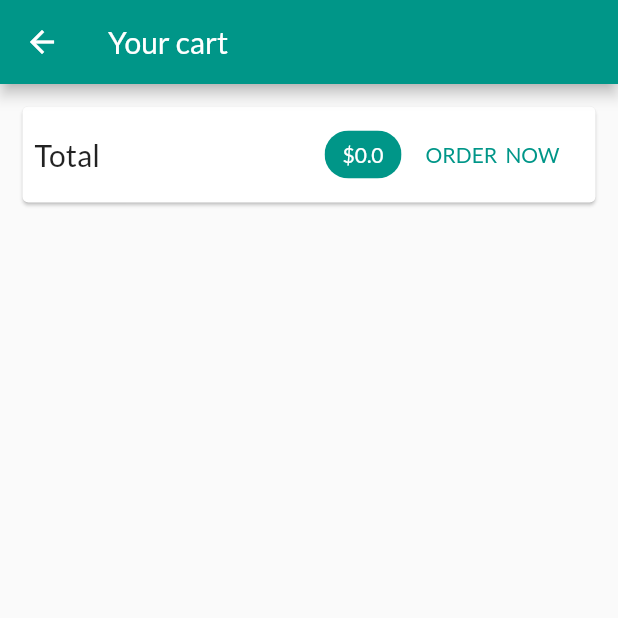
After one commit to santiracca/flutter_shop_app, a Flutter app: the CartScreen screen opened by its route, after a tap on an icon or button, on a phone screen of 412 x 824 dp, the top half of it. The commit adds this screen. Run offline on Flutter 3.47's test engine with Material 2 defaults, Android fonts, the phone set to English and light mode, and no system bars; network calls fail.

Commit message:
Add Orders Providers

```diff
--- a/lib/main.dart
+++ b/lib/main.dart
@@ -1,5 +1,7 @@
 import 'package:flutter/material.dart';
 import 'package:provider/provider.dart';
+import './providers/orders.dart';
+import './screens/cart_screen.dart';
 import './screens/products_overview_screen.dart';
 import './screens/product_detail_screen.dart';
 import './providers/products_provider.dart';
@@ -17,6 +19,9 @@ class MyApp extends StatelessWidget {
         ),
         ChangeNotifierProvider.value(
           value: Cart(),
+        ),
+        ChangeNotifierProvider.value(
+          value: Orders(),
         )
       ],
       child: MaterialApp(
@@ -29,6 +34,7 @@ class MyApp extends StatelessWidget {
         home: ProductOverviewScreen(),
         routes: {
           ProductDetailScreen.routeName: (ctx) => ProductDetailScreen(),
+          CartScreen.routeName: (ctx) => CartScreen(),
         },
       ),
     );
--- a/lib/providers/cart_provider.dart
+++ b/lib/providers/cart_provider.dart
@@ -17,11 +17,19 @@ class Cart with ChangeNotifier {
   Map<String, CartItem> _items = {};
 
   Map<String, CartItem> get items {
-    return {...items};
+    return {..._items};
   }
 
   int get itemCount {
     return _items.length;
+  }
+
+  double get totalAmount {
+    var total = 0.0;
+    _items.forEach((key, cartItem) {
+      total += cartItem.price * cartItem.quantity;
+    });
+    return total;
   }
 
   void addItem(String productId, double price, String title) {
@@ -48,4 +56,14 @@ class Cart with ChangeNotifier {
     }
     notifyListeners();
   }
+
+  void removeItem(String productId) {
+    _items.remove(productId);
+    notifyListeners();
+  }
+
+  void clear() {
+    _items = {};
+    notifyListeners();
+  }
 }
--- /dev/null
+++ b/lib/providers/orders.dart
@@ -0,0 +1,35 @@
+import 'package:flutter/foundation.dart';
+import 'package:shop_app/providers/cart_provider.dart';
+
+class OrderItem {
+  final String id;
+  final double amount;
+  final List<CartItem> products;
+  final DateTime dateTime;
+
+  OrderItem(
+      {@required this.id,
+      @required this.amount,
+      @required this.products,
+      @required this.dateTime});
+}
+
+class Orders with ChangeNotifier {
+  List<OrderItem> _orders = [];
+
+  List<OrderItem> get orders {
+    return [..._orders];
+  }
+
+  void addOrder(List<CartItem> cartProducts, double total) {
+    _orders.insert(
+      0,
+      OrderItem(
+          id: DateTime.now().toString(),
+          amount: total,
+          products: cartProducts,
+          dateTime: DateTime.now()),
+    );
+    notifyListeners();
+  }
+}
--- /dev/null
+++ b/lib/screens/cart_screen.dart
@@ -0,0 +1,68 @@
+import 'package:flutter/material.dart';
+import 'package:provider/provider.dart';
+import '../providers/cart_provider.dart' show Cart;
+import '../widgets/cart_item.dart';
+import '../providers/orders.dart';
+
+class CartScreen extends StatelessWidget {
+  static const routeName = '/cart';
+  @override
+  Widget build(BuildContext context) {
+    final cart = Provider.of<Cart>(context);
+
+    return Scaffold(
+      appBar: AppBar(
+        title: Text('Your cart'),
+      ),
+      body: Column(
+        children: [
+          Card(
+            margin: EdgeInsets.all(15),
+            child: Padding(
+              padding: EdgeInsets.all(8),
+              child: Row(
+                mainAxisAlignment: MainAxisAlignment.spaceBetween,
+                children: [
+                  Text(
+                    'Total',
+                    style: TextStyle(fontSize: 20),
+                  ),
+                  Spacer(),
+                  Chip(
+                    label: Text(
+                      '\$${cart.totalAmount}',
+                      style: TextStyle(color: Colors.white),
+                    ),
+                    backgroundColor: Theme.of(context).primaryColor,
+                  ),
+                  FlatButton(
+                      child: Text(
+                        'ORDER  NOW',
+                      ),
+                      textColor: Theme.of(context).primaryColor,
+                      onPressed: () {
+                        Provider.of<Orders>(context, listen: false).addOrder(
+                            cart.items.values.toList(), cart.totalAmount);
+                        cart.clear();
+                      })
+                ],
+              ),
+            ),
+          ),
+          SizedBox(height: 20),
+          Expanded(
+            child: ListView.builder(
+              itemCount: cart.items.length,
+              itemBuilder: (ctx, i) => CartItem(
+                  cart.items.values.toList()[i].id,
+                  cart.items.keys.toList()[i],
+                  cart.items.values.toList()[i].price,
+                  cart.items.values.toList()[i].quantity,
+                  cart.items.values.toList()[i].title),
+            ),
+          )
+        ],
+      ),
+    );
+  }
+}
--- a/lib/screens/products_overview_screen.dart
+++ b/lib/screens/products_overview_screen.dart
@@ -1,6 +1,6 @@
 import 'package:flutter/material.dart';
 import 'package:provider/provider.dart';
-// import '../providers/products_provider.dart';
+import 'package:shop_app/screens/cart_screen.dart';
 import '../widgets/products_grid.dart';
 import '../widgets/badge.dart';
 import '../providers/cart_provider.dart';
@@ -50,7 +50,9 @@ class _ProductOverviewScreenState extends State<ProductOverviewScreen> {
             ),
             child: IconButton(
               icon: Icon(Icons.shopping_cart),
-              onPressed: () {},
+              onPressed: () {
+                Navigator.of(context).pushNamed(CartScreen.routeName);
+              },
             ),
           )
         ],
```
Also changed, not shown: lib/screens/orders_screen.dart (added, +20 -0 lines), lib/screens/product_detail_screen.dart (+33 -4 lines), lib/widgets/cart_item.dart (added, +45 -0 lines).
